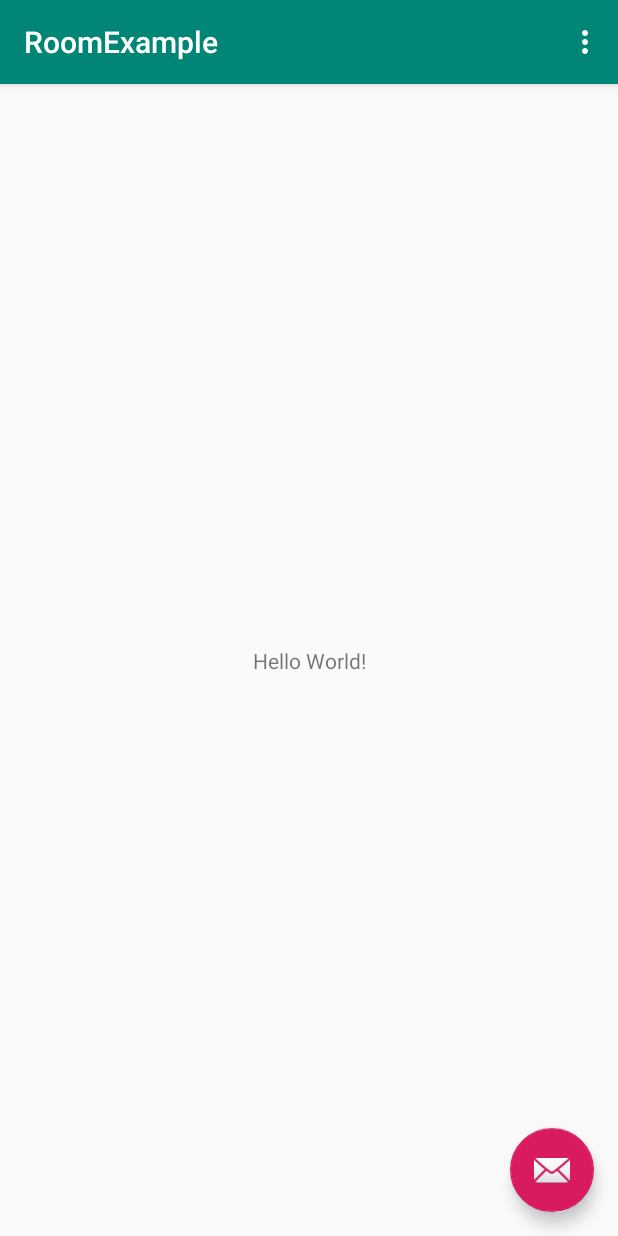
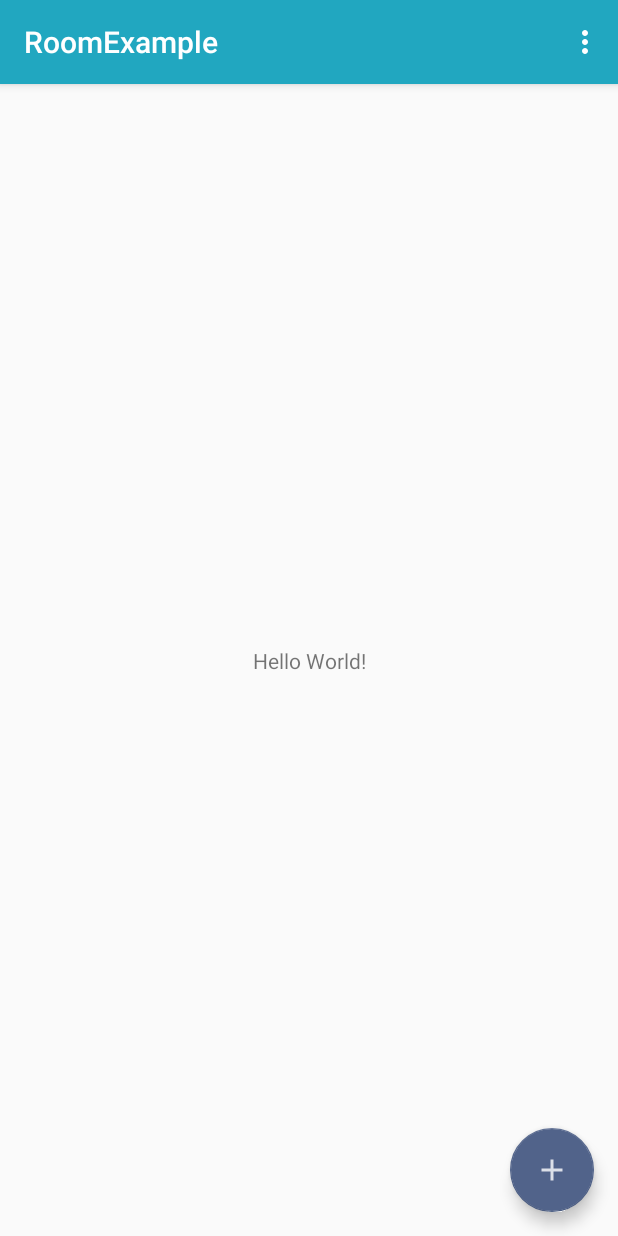
Before and after one commit to gorkymunoz/RoomExample, an Android app: the screen it shows after launch (MainActivity), on a phone screen of 412 x 824 dp. Run offline under Robolectric (Android 15) with nearby library versions, the phone set to English and light mode, and no system bars.

```diff
--- a/app/src/main/res/layout/activity_main.xml
+++ b/app/src/main/res/layout/activity_main.xml
@@ -28,6 +28,6 @@
         android:layout_height="wrap_content"
         android:layout_gravity="bottom|end"
         android:layout_margin="@dimen/fab_margin"
-        app:srcCompat="@android:drawable/ic_dialog_email" />
+        app:srcCompat="@drawable/ic_add" />
 
 </androidx.coordinatorlayout.widget.CoordinatorLayout>
--- a/app/src/main/res/values/colors.xml
+++ b/app/src/main/res/values/colors.xml
@@ -1,6 +1,6 @@
 <?xml version="1.0" encoding="utf-8"?>
 <resources>
-    <color name="colorPrimary">#008577</color>
-    <color name="colorPrimaryDark">#00574B</color>
-    <color name="colorAccent">#D81B60</color>
+    <color name="colorPrimary">#21A7C0</color>
+    <color name="colorPrimaryDark">#2D3D5E</color>
+    <color name="colorAccent">#51638A</color>
 </resources>
```
Also changed, not shown: app/src/main/java/com/example/roomexample/data/BookEntity.kt (added, +17 -0 lines).
